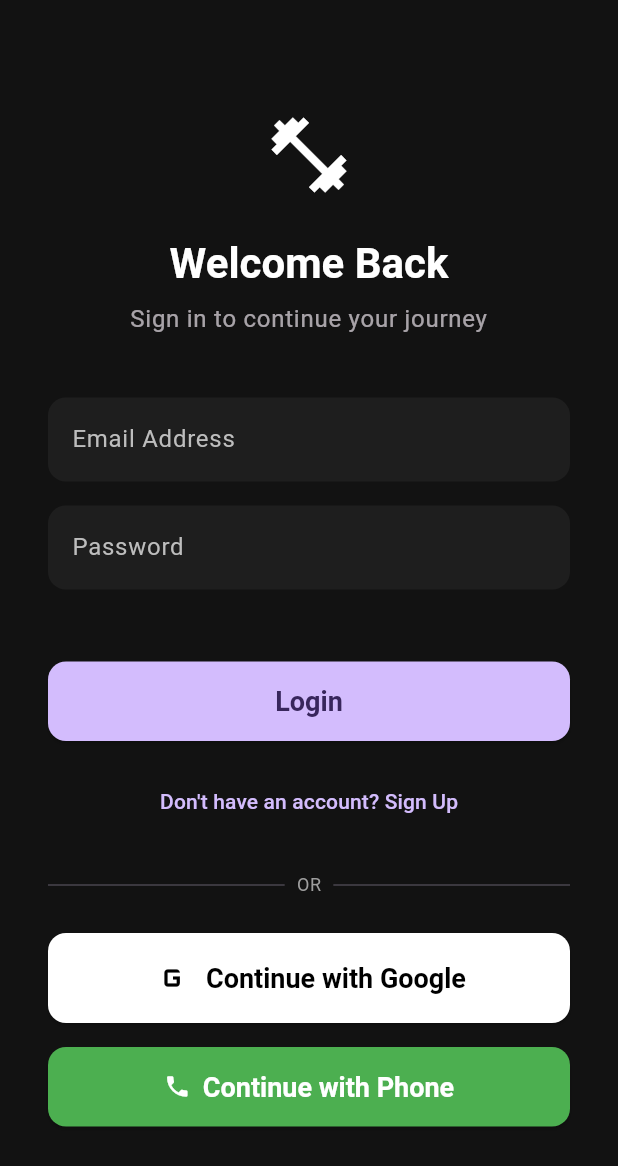
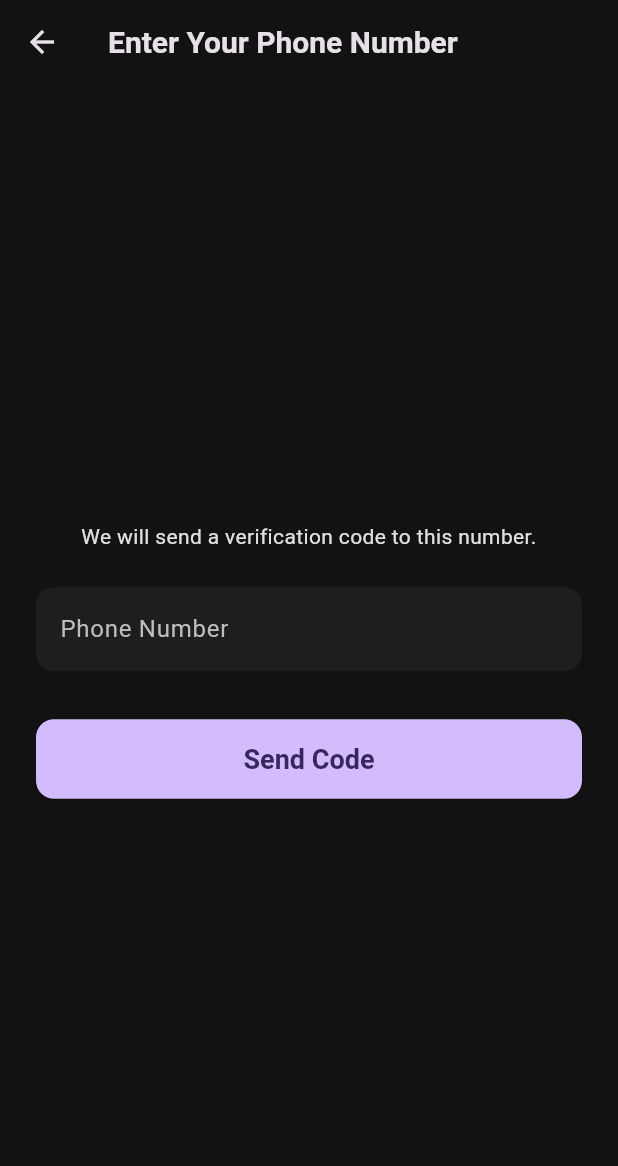
Before and after one commit to devrugu/health_ai_app, a Flutter app: the screen it shows after launch, after a tap on "Continue with Phone", on a phone screen of 412 x 824 dp. Shown: the top 1166 px of the screen. Run offline on Flutter 3.47's test engine with Material 3 defaults, Android fonts, the phone set to English and light mode, and no system bars; drawn by our look-alikes of flutter_animate; our stand-ins replace firebase_auth, firebase_core, google_sign_in, pinput; accounts and stored records are empty; generated files the repository leaves out were written again.

Commit message:
feat(auth): Implement phone sign-in logic with modern OTP screen

```diff
--- a/lib/src/features/auth/presentation/screens/auth_screen.dart
+++ b/lib/src/features/auth/presentation/screens/auth_screen.dart
@@ -3,6 +3,7 @@
 import 'package:flutter/material.dart';
 import 'package:flutter_animate/flutter_animate.dart';
 import 'package:health_ai_app/src/features/auth/data/auth_service.dart';
+import 'package:health_ai_app/src/features/auth/presentation/screens/phone_auth_screen.dart';
 
 class AuthScreen extends StatefulWidget {
   const AuthScreen({super.key});
@@ -229,7 +230,14 @@ class _AuthScreenState extends State<AuthScreen> {
                 ),
                 const SizedBox(height: 16),
                 ElevatedButton.icon(
-                  onPressed: _isLoading ? null : () {},
+                  onPressed: _isLoading
+                      ? null
+                      : () {
+                          Navigator.of(context).push(
+                            MaterialPageRoute(
+                                builder: (context) => const PhoneAuthScreen()),
+                          );
+                        },
                   icon: const Icon(Icons.phone),
                   label: const Text('Continue with Phone'),
                   style: ElevatedButton.styleFrom(
--- /dev/null
+++ b/lib/src/features/auth/presentation/screens/phone_auth_screen.dart
@@ -0,0 +1,115 @@
+// lib/src/features/auth/presentation/screens/phone_auth_screen.dart
+
+import 'package:flutter/material.dart';
+import 'package:health_ai_app/src/features/auth/data/auth_service.dart';
+import 'package:health_ai_app/src/features/auth/presentation/screens/otp_verification_screen.dart';
+
+class PhoneAuthScreen extends StatefulWidget {
+  const PhoneAuthScreen({super.key});
+
+  @override
+  State<PhoneAuthScreen> createState() => _PhoneAuthScreenState();
+}
+
+class _PhoneAuthScreenState extends State<PhoneAuthScreen> {
+  final _phoneController = TextEditingController();
+  final _formKey = GlobalKey<FormState>();
+  final AuthService _authService = AuthService();
+  bool _isLoading = false;
+
+  void _sendOtp() {
+    if (!(_formKey.currentState?.validate() ?? false)) return;
+
+    setState(() {
+      _isLoading = true;
+    });
+
+    final phoneNumber =
+        '+90${_phoneController.text}'; // IMPORTANT: Add your country code
+
+    _authService.verifyPhoneNumber(
+      phoneNumber: phoneNumber,
+      verificationCompleted: (credential) {
+        // This is for auto-retrieval on Android, which we won't focus on now.
+        // It can automatically sign the user in.
+        setState(() {
+          _isLoading = false;
+        });
+      },
+      verificationFailed: (e) {
+        setState(() {
+          _isLoading = false;
+        });
+        ScaffoldMessenger.of(context).showSnackBar(
+          SnackBar(content: Text('Failed to send code: ${e.message}')),
+        );
+      },
+      codeSent: (verificationId, resendToken) {
+        setState(() {
+          _isLoading = false;
+        });
+        // Navigate to the OTP screen
+        Navigator.of(context).push(
+          MaterialPageRoute(
+            builder: (context) =>
+                OtpVerificationScreen(verificationId: verificationId),
+          ),
+        );
+      },
+      codeAutoRetrievalTimeout: (verificationId) {
+        // Called when auto-retrieval times out.
+      },
+    );
+  }
+
+  @override
+  void dispose() {
+    _phoneController.dispose();
+    super.dispose();
+  }
+
+  @override
+  Widget build(BuildContext context) {
+    return Scaffold(
+      appBar: AppBar(title: const Text('Enter Your Phone Number')),
+      body: Padding(
+        padding: const EdgeInsets.all(24.0),
+        child: Form(
+          key: _formKey,
+          child: Column(
+            mainAxisAlignment: MainAxisAlignment.center,
+            crossAxisAlignment: CrossAxisAlignment.stretch,
+            children: [
+              const Text(
+                'We will send a verification code to this number.',
+                textAlign: TextAlign.center,
+              ),
+              const SizedBox(height: 24),
+              TextFormField(
+                controller: _phoneController,
+                decoration: const InputDecoration(
+                  labelText: 'Phone Number',
+                  prefixText: '+90 ', // Match your country code
+                ),
+                keyboardType: TextInputType.phone,
+                validator: (value) {
+                  if (value == null || value.length < 10) {
+                    return 'Please enter a valid phone number.';
+                  }
+                  return null;
+                },
+              ),
+              const SizedBox(height: 32),
+              ElevatedButton(
+                onPressed: _isLoading ? null : _sendOtp,
+                child: _isLoading
+                    ? const CircularProgressIndicator()
+                    : const Text('Send Code'),
+              ),
+            ],
+          ),
+        ),
+      ),
+    );
+  }
+}
--- a/pubspec.yaml
+++ b/pubspec.yaml
@@ -39,6 +39,7 @@ dependencies:
   firebase_core: ^3.4.0
   firebase_auth: ^5.2.0
   google_sign_in: ^6.2.2
+  pinput: ^5.0.2
 
 dev_dependencies:
   flutter_test:
```
Also changed, not shown: lib/src/features/auth/data/auth_service.dart (+39 -0 lines), lib/src/features/auth/presentation/screens/otp_verification_screen.dart (added, +125 -0 lines), pubspec.lock.
